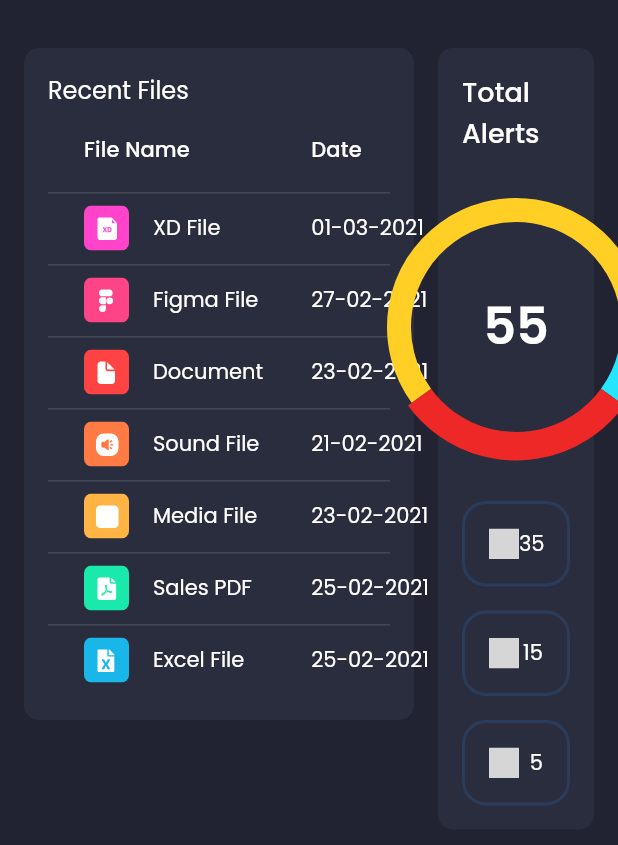
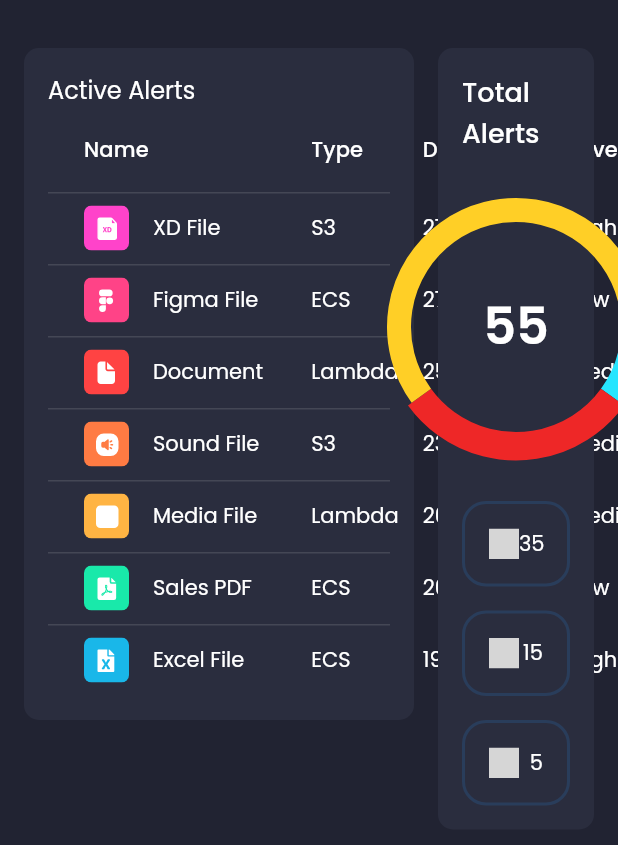
Before and after one commit to 9447-22t2-team-1/project_UI, a Flutter app: the screen it shows after launch, on a phone screen of 412 x 824 dp. Shown: the top 845 px of the screen. Run offline on Flutter 3.47's test engine with Material 2 defaults, Android fonts, the phone set to English and light mode, and no system bars; drawn by our look-alikes of fl_chart; our stand-ins replace flutter_svg, google_fonts; grey boxes are pictures that could not be loaded.

```diff
--- a/vulnerability_management/lib/UI/activity_alert.dart
+++ b/vulnerability_management/lib/UI/activity_alert.dart
@@ -5,8 +5,8 @@ import 'package:vulnerability_management/UI/constants.dart';
 import 'package:vulnerability_management/UI/recent_file.dart';
 import 'package:flutter_svg/svg.dart';
 
-class RecentFiles extends StatelessWidget {
-  const RecentFiles({
+class ActiveAlert extends StatelessWidget {
+  const ActiveAlert({
     Key? key,
   }) : super(key: key);
 
@@ -22,7 +22,7 @@ class RecentFiles extends StatelessWidget {
         crossAxisAlignment: CrossAxisAlignment.start,
         children: [
           Text(
-            "Recent Files",
+            "Active Alerts",
             style: Theme.of(context).textTheme.subtitle1,
           ),
           SizedBox(
@@ -31,18 +31,21 @@ class RecentFiles extends StatelessWidget {
               columnSpacing: defaultPadding,
               columns: [
                 DataColumn(
-                  label: Text("File Name"),
+                  label: Text("Name"),
+                ),
+                DataColumn(
+                  label: Text("Type"),
                 ),
                 DataColumn(
                   label: Text("Date"),
                 ),
                 DataColumn(
-                  label: Text("Size"),
+                  label: Text("Level"),
                 ),
               ],
               rows: List.generate(
-                demoRecentFiles.length,
-                (index) => recentFileDataRow(demoRecentFiles[index]),
+                demoAlertFiles.length,
+                (index) => recentFileDataRow(demoAlertFiles[index]),
               ),
             ),
           )
@@ -52,26 +55,28 @@ class RecentFiles extends StatelessWidget {
   }
 }
 
-DataRow recentFileDataRow(RecentFile fileInfo) {
+DataRow recentFileDataRow(RecentAlert alertInfo) {
   return DataRow(
+    onLongPress: () => {print("test")},
     cells: [
       DataCell(
         Row(
           children: [
             SvgPicture.asset(
-              fileInfo.icon!,
+              alertInfo.icon!,
               height: 30,
               width: 30,
             ),
             Padding(
               padding: const EdgeInsets.symmetric(horizontal: defaultPadding),
-              child: Text(fileInfo.title!),
+              child: Text(alertInfo.title!),
             ),
           ],
         ),
       ),
-      DataCell(Text(fileInfo.date!)),
-      DataCell(Text(fileInfo.size!)),
+      DataCell(Text(alertInfo.type!)),
+      DataCell(Text(alertInfo.date!)),
+      DataCell(Text(alertInfo.size!)),
     ],
   );
 }
--- a/vulnerability_management/lib/UI/alert_card.dart
+++ b/vulnerability_management/lib/UI/alert_card.dart
@@ -18,7 +18,9 @@ class AlertInfoCard extends StatelessWidget {
 
   @override
   Widget build(BuildContext context) {
-    return Container(
+    return InkWell(
+      child: Ink(
+        child: Container(
           margin: EdgeInsets.only(top: defaultPadding),
           padding: EdgeInsets.all(defaultPadding),
           decoration: BoxDecoration(
@@ -36,7 +38,8 @@ class AlertInfoCard extends StatelessWidget {
               ),
               Expanded(
                 child: Padding(
-              padding: const EdgeInsets.symmetric(horizontal: defaultPadding),
+                  padding:
+                      const EdgeInsets.symmetric(horizontal: defaultPadding),
                   child: Column(
                     crossAxisAlignment: CrossAxisAlignment.start,
                     children: [
@@ -52,6 +55,8 @@ class AlertInfoCard extends StatelessWidget {
               Text(amountOfFiles)
             ],
           ),
+        ),
+      ),
     );
   }
 }
--- a/vulnerability_management/lib/UI/dashboard_screen.dart
+++ b/vulnerability_management/lib/UI/dashboard_screen.dart
@@ -31,7 +31,7 @@ class DashBoardScreen extends StatelessWidget {
                       // if (Responsive.isMobile(context))
                       //   SizedBox(height: defaultPadding),
                       // if (Responsive.isMobile(context)) StarageDetails(),
-                      RecentFiles(),
+                      ActiveAlert(),
                     ],
                   ),
                 ),
--- a/vulnerability_management/lib/UI/recent_file.dart
+++ b/vulnerability_management/lib/UI/recent_file.dart
@@ -1,50 +1,57 @@
-class RecentFile {
-  final String? icon, title, date, size;
+class RecentAlert {
+  final String? icon, title, type, date, size;
 
-  RecentFile({this.icon, this.title, this.date, this.size});
+  RecentAlert({this.icon, this.title, this.type, this.date, this.size});
 }
 
-List demoRecentFiles = [
-  RecentFile(
+List demoAlertFiles = [
+  RecentAlert(
     icon: "assets/icons/xd_file.svg",
     title: "XD File",
-    date: "01-03-2021",
-    size: "3.5mb",
+    type: "S3",
+    date: "27-06-2022",
+    size: "High",
   ),
-  RecentFile(
+  RecentAlert(
     icon: "assets/icons/Figma_file.svg",
     title: "Figma File",
-    date: "27-02-2021",
-    size: "19.0mb",
+    type: "ECS",
+    date: "27-06-2022",
+    size: "Low",
   ),
-  RecentFile(
+  RecentAlert(
     icon: "assets/icons/doc_file.svg",
     title: "Document",
-    date: "23-02-2021",
-    size: "32.5mb",
+    type: "Lambda",
+    date: "25-02-2021",
+    size: "Medium",
   ),
-  RecentFile(
+  RecentAlert(
     icon: "assets/icons/sound_file.svg",
     title: "Sound File",
-    date: "21-02-2021",
-    size: "3.5mb",
+    type: "S3",
+    date: "23-02-2022",
+    size: "Medium",
   ),
-  RecentFile(
+  RecentAlert(
     icon: "assets/icons/media_file.svg",
     title: "Media File",
-    date: "23-02-2021",
-    size: "2.5gb",
+    type: "Lambda",
+    date: "20-02-2022",
+    size: "Medium",
   ),
-  RecentFile(
+  RecentAlert(
     icon: "assets/icons/pdf_file.svg",
     title: "Sales PDF",
-    date: "25-02-2021",
-    size: "3.5mb",
+    type: "ECS",
+    date: "20-02-2022",
+    size: "Low",
   ),
-  RecentFile(
+  RecentAlert(
     icon: "assets/icons/excle_file.svg",
     title: "Excel File",
-    date: "25-02-2021",
-    size: "34.5mb",
+    type: "ECS",
+    date: "19-02-2022",
+    size: "High",
   ),
 ];
```
Lines whose indentation alone changed are shown as unchanged.
